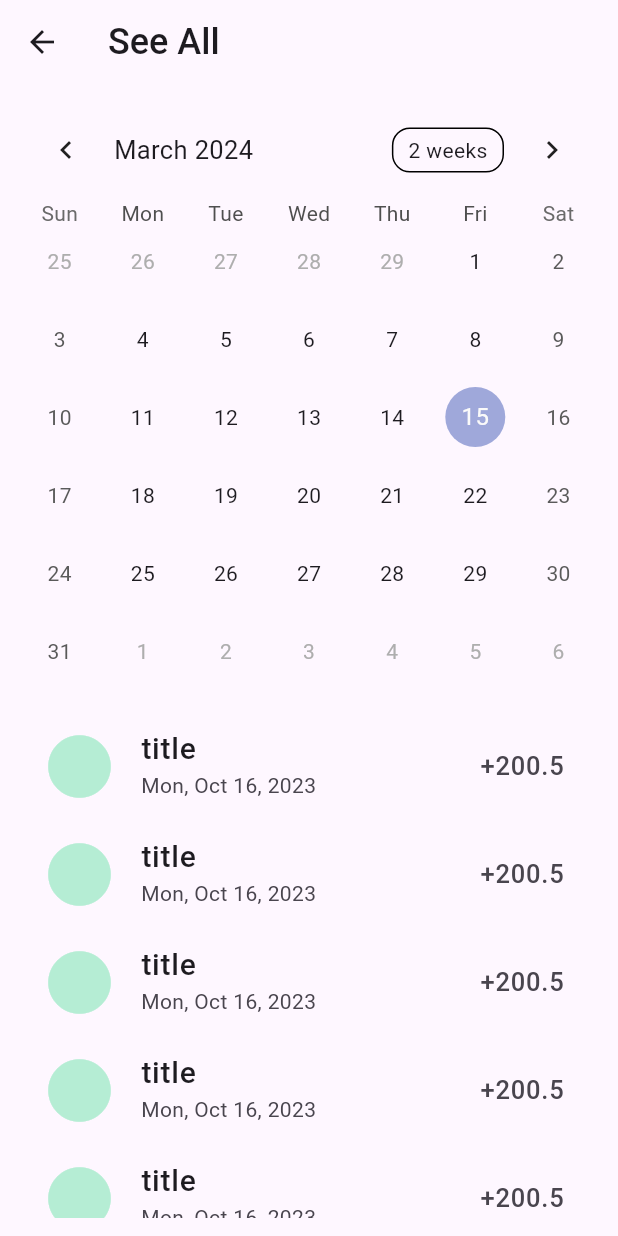
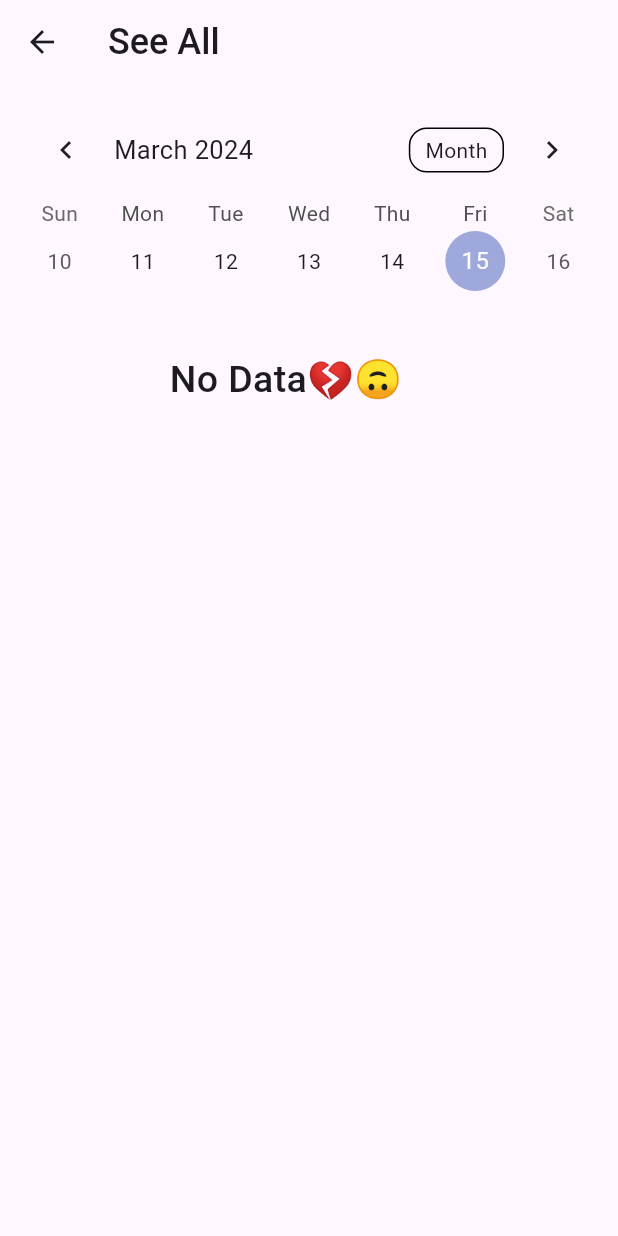
Before and after one commit to Omar-Ashraf-69/finance_app, a Flutter app: the HomeScreen screen opened directly, after a tap on "See All", on a phone screen of 412 x 824 dp. Run offline on Flutter 3.47's test engine with Material 3 defaults, Android fonts, the light colour scheme and no system bars; drawn by our look-alikes of table_calendar; our stand-ins replace bloc, flutter_bloc, flutter_svg, hive, hive_flutter, shared_preferences; accounts and stored records are empty.

Commit message:
provided the bloc to the see all screen

```diff
--- a/lib/cubits/fetching_data/fetching_data_cubit_cubit.dart
+++ b/lib/cubits/fetching_data/fetching_data_cubit_cubit.dart
@@ -7,13 +7,13 @@ import 'package:finanice_app/models/finance_model.dart';
 import 'package:hive_flutter/hive_flutter.dart';
 import 'package:intl/intl.dart';
 
-class FetchingDataCubit extends Cubit<FetchingDataCubitState> {
+class FetchingDataCubit extends Cubit<FetchingDataState> {
   FetchingDataCubit() : super(FetchingDataCubitInitial());
   List<FinanceModel> financeList = [];
   List<FinanceModel> todayFinanceList = [];
   double totalBalance = 0;
   double todayBalance = 0;
-  fetchingData() {
+  void fetchingData() {
     emit(FetchingDataCubitLoading());
 
     try {
@@ -26,6 +26,8 @@ class FetchingDataCubit extends Cubit<FetchingDataCubitState> {
               DateFormat.yMMMEd().format(DateTime.now()))
           .toList();
       financeList = financeList.reversed.toList();
+      todayFinanceList = todayFinanceList.reversed.toList();
+
       totalBalance = 0;
       todayBalance = 0;
       for (var ele in financeList) {
@@ -38,8 +40,24 @@ class FetchingDataCubit extends Cubit<FetchingDataCubitState> {
       log(financeList.toString());
       emit(FetchingDataCubitSuccess());
     } catch (e) {
-      log(e.toString());
+      emit(FetchingDataCubitError(error: e.toString()));
+    }
+  }
 
+  void fetchingDateData(DateTime date) {
+    emit(FetchingDataCubitLoading());
+
+    try {
+      todayFinanceList = Hive.box<FinanceModel>(kFinanceBox)
+          .values
+          .toList()
+          .where((element) =>
+              DateFormat.yMMMEd().format(element.date) ==
+              DateFormat.yMMMEd().format(date))
+          .toList();
+      todayFinanceList = todayFinanceList.reversed.toList();
+      emit(FetchingDataCubitSuccess());
+    } catch (e) {
       emit(FetchingDataCubitError(error: e.toString()));
     }
   }
--- a/lib/cubits/fetching_data/fetching_data_cubit_state.dart
+++ b/lib/cubits/fetching_data/fetching_data_cubit_state.dart
@@ -1,12 +1,12 @@
-abstract class FetchingDataCubitState {}
+abstract class FetchingDataState {}
 
-final class FetchingDataCubitInitial extends FetchingDataCubitState {}
+final class FetchingDataCubitInitial extends FetchingDataState {}
 
-final class FetchingDataCubitLoading extends FetchingDataCubitState {}
+final class FetchingDataCubitLoading extends FetchingDataState {}
 
-final class FetchingDataCubitSuccess extends FetchingDataCubitState {}
+final class FetchingDataCubitSuccess extends FetchingDataState {}
 
-final class FetchingDataCubitError extends FetchingDataCubitState {
+final class FetchingDataCubitError extends FetchingDataState {
   final String error;
 
   FetchingDataCubitError({required this.error});
--- a/lib/screens/adding_finance_screen.dart
+++ b/lib/screens/adding_finance_screen.dart
@@ -35,6 +35,11 @@ class _AddingFinanceScreenState extends State<AddingFinanceScreen> {
     '8',
     '9',
   ];
+  @override
+  void dispose() {
+    super.dispose();
+    controller.dispose();
+  }
 
   @override
   Widget build(BuildContext context) {
--- a/lib/screens/home_screen.dart
+++ b/lib/screens/home_screen.dart
@@ -20,7 +20,7 @@ class HomeScreen extends StatefulWidget {
 class _HomeScreenState extends State<HomeScreen> {
   @override
   Widget build(BuildContext context) {
-    return BlocConsumer<FetchingDataCubit, FetchingDataCubitState>(
+    return BlocConsumer<FetchingDataCubit, FetchingDataState>(
       listener: (context, state) {},
       builder: (context, state) {
         return Scaffold(
--- a/lib/screens/see_all_screen.dart
+++ b/lib/screens/see_all_screen.dart
@@ -1,6 +1,10 @@
 import 'package:finanice_app/colors/colors.dart';
+import 'package:finanice_app/cubits/fetching_data/fetching_data_cubit_cubit.dart';
+import 'package:finanice_app/cubits/fetching_data/fetching_data_cubit_state.dart';
 import 'package:finanice_app/widgets/activity_widget.dart';
 import 'package:flutter/material.dart';
+import 'package:flutter_bloc/flutter_bloc.dart';
+import 'package:intl/intl.dart';
 import 'package:table_calendar/table_calendar.dart';
 
 class SeeAllScreen extends StatefulWidget {
@@ -11,11 +15,18 @@ class SeeAllScreen extends StatefulWidget {
 }
 
 class _SeeAllScreenState extends State<SeeAllScreen> {
-  CalendarFormat _calendarFormat = CalendarFormat.month;
+  CalendarFormat _calendarFormat = CalendarFormat.week;
   DateTime _focusedDay = DateTime.now();
   DateTime? _selectedDay;
+
   @override
   Widget build(BuildContext context) {
+    return BlocProvider(
+      create: (context) =>
+          FetchingDataCubit()..fetchingDateData(DateTime.now()),
+      child: BlocConsumer<FetchingDataCubit, FetchingDataState>(
+        listener: (context, state) {},
+        builder: (context, state) {
           return Scaffold(
             appBar: AppBar(
               title: const Text(
@@ -43,6 +54,8 @@ class _SeeAllScreenState extends State<SeeAllScreen> {
                         setState(() {
                           _selectedDay = selectedDay;
                           _focusedDay = focusedDay;
+                          BlocProvider.of<FetchingDataCubit>(context)
+                              .fetchingDateData(selectedDay);
                         });
                       }
                     },
@@ -60,14 +73,53 @@ class _SeeAllScreenState extends State<SeeAllScreen> {
                   const SizedBox(
                     height: 15,
                   ),
-            Expanded(
+                  state is FetchingDataCubitLoading
+                      ? const Center(
+                          child: CircularProgressIndicator(),
+                        )
+                      : BlocProvider.of<FetchingDataCubit>(context)
+                              .todayFinanceList
+                              .isEmpty
+                          ? const Padding(
+                              padding: EdgeInsets.only(top: 20.0),
+                              child: Center(
+                                child: Text(
+                                  "No Data💔🙃🫠",
+                                  style: TextStyle(
+                                    fontSize: 25,
+                                    fontWeight: FontWeight.w500,
+                                  ),
+                                ),
+                              ),
+                            )
+                          : Expanded(
                               child: ListView.builder(
-                itemCount: 19,
-                itemBuilder: (context, index) => const ActivityWidget(
-                  title: 'title',
-                  subTitle: 'Mon, Oct 16, 2023',
-                  color: kSeconderyGreenColor,
-                  trail: '+200.5',
+                                itemCount:
+                                    BlocProvider.of<FetchingDataCubit>(context)
+                                        .todayFinanceList
+                                        .length,
+                                itemBuilder: (context, index) => ActivityWidget(
+                                  title: BlocProvider.of<FetchingDataCubit>(
+                                          context)
+                                      .todayFinanceList[index]
+                                      .transactionDetails,
+                                  subTitle: DateFormat.yMMMEd().format(
+                                      BlocProvider.of<FetchingDataCubit>(
+                                              context)
+                                          .todayFinanceList[index]
+                                          .date),
+                                  color: BlocProvider.of<FetchingDataCubit>(
+                                                  context)
+                                              .todayFinanceList[index]
+                                              .balance >
+                                          0
+                                      ? kSeconderyGreenColor
+                                      : kSeconderyRedColor,
+                                  trail: BlocProvider.of<FetchingDataCubit>(
+                                          context)
+                                      .todayFinanceList[index]
+                                      .balance
+                                      .toString(),
                                 ),
                               ),
                             ),
@@ -75,5 +127,8 @@ class _SeeAllScreenState extends State<SeeAllScreen> {
               ),
             ),
           );
+        },
+      ),
+    );
   }
 }
```
Lines whose indentation alone changed are shown as unchanged.
